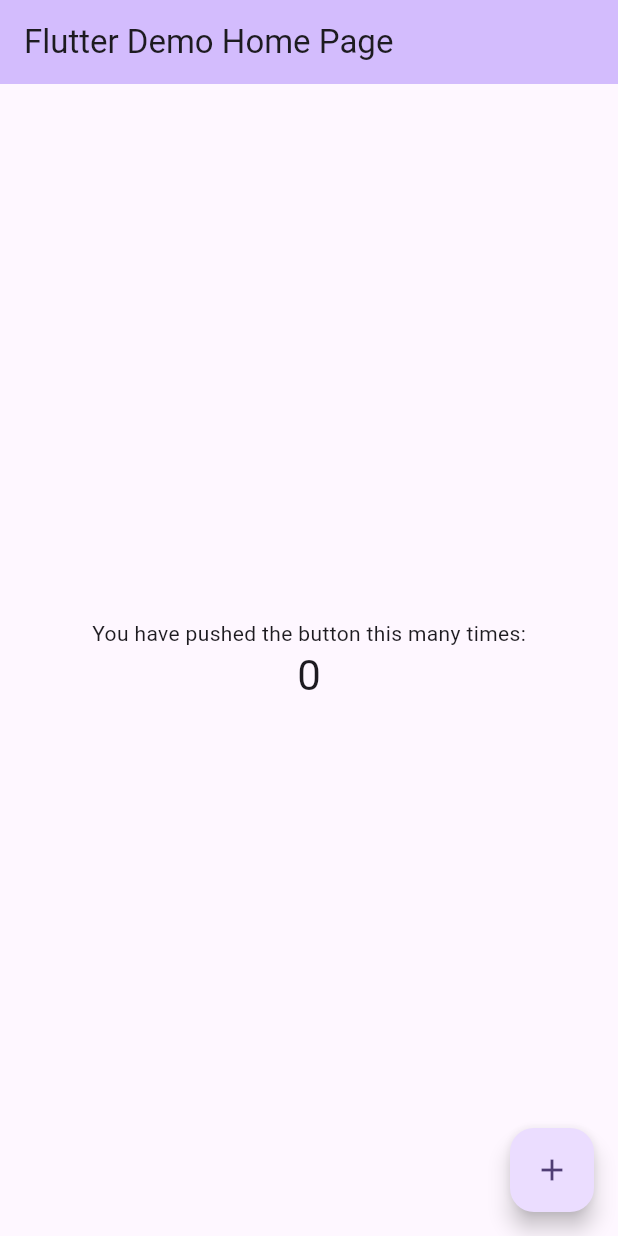
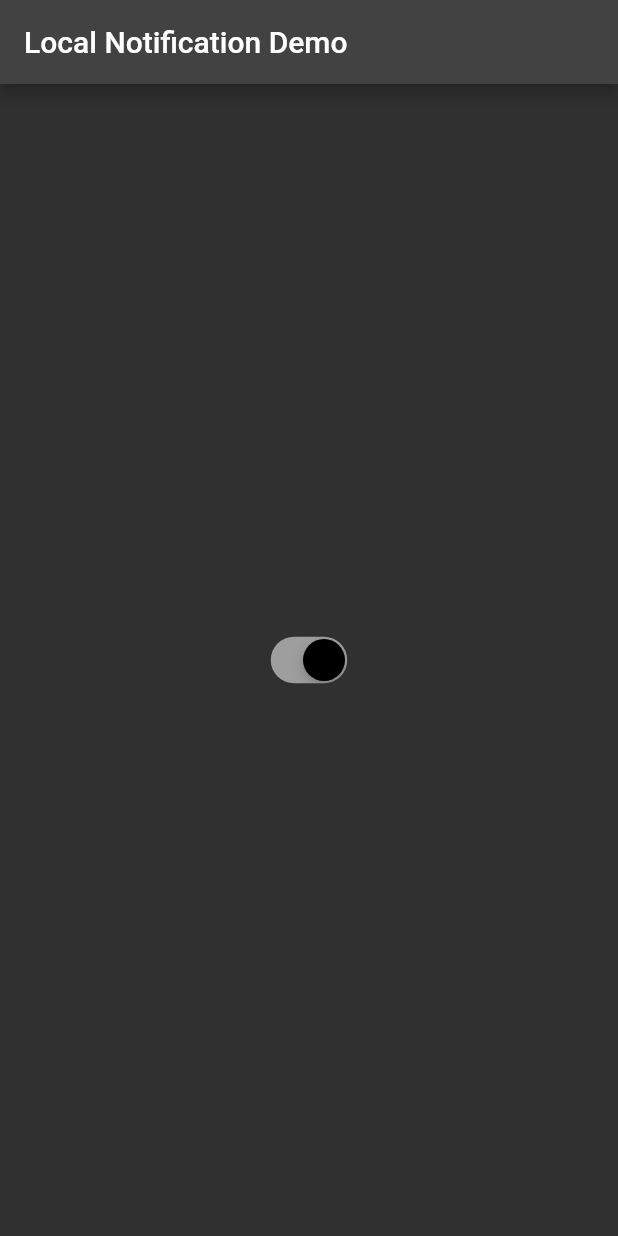
Before and after one commit to mdalireza021/flutter_local_notification_demo, a Flutter app: the screen it shows after launch, on a phone screen of 412 x 824 dp. Run offline on Flutter 3.47's test engine with Material 3 defaults, Android fonts, the phone set to English and light mode, and no system bars; our stand-ins replace get.

Commit message:
integrated theme switching logic

```diff
--- a/lib/main.dart
+++ b/lib/main.dart
@@ -1,125 +1,70 @@
+import 'package:flutter/cupertino.dart';
 import 'package:flutter/material.dart';
+import 'package:flutter_local_notification_demo/theme_mode_controller.dart';
+import 'package:get/get.dart';
 
-void main() {
+void main() async{
+  WidgetsFlutterBinding.ensureInitialized();
   runApp(const MyApp());
 }
 
 class MyApp extends StatelessWidget {
   const MyApp({super.key});
-
-  // This widget is the root of your application.
   @override
   Widget build(BuildContext context) {
-    return MaterialApp(
-      title: 'Flutter Demo',
-      theme: ThemeData(
-        // This is the theme of your application.
-        //
-        // TRY THIS: Try running your application with "flutter run". You'll see
-        // the application has a blue toolbar. Then, without quitting the app,
-        // try changing the seedColor in the colorScheme below to Colors.green
-        // and then invoke "hot reload" (save your changes or press the "hot
-        // reload" button in a Flutter-supported IDE, or press "r" if you used
-        // the command line to start the app).
-        //
-        // Notice that the counter didn't reset back to zero; the application
-        // state is not lost during the reload. To reset the state, use hot
-        // restart instead.
-        //
-        // This works for code too, not just values: Most code changes can be
-        // tested with just a hot reload.
-        colorScheme: ColorScheme.fromSeed(seedColor: Colors.deepPurple),
-        useMaterial3: true,
+    ThemeModeController themeModeController = Get.put<ThemeModeController>(ThemeModeController());
+    return Obx(()=>
+      GetMaterialApp(
+        debugShowCheckedModeBanner: false,
+        title: 'Notification',
+        theme: ThemeData.light(useMaterial3: false),
+        darkTheme: ThemeData.dark(useMaterial3: false),
+
+        themeMode: themeModeController.rxIsDarkMode.value ? ThemeMode.light : ThemeMode.dark,
+        home: const MyHomePage(),
       ),
-      home: const MyHomePage(title: 'Flutter Demo Home Page'),
     );
   }
 }
 
 class MyHomePage extends StatefulWidget {
-  const MyHomePage({super.key, required this.title});
-
-  // This widget is the home page of your application. It is stateful, meaning
-  // that it has a State object (defined below) that contains fields that affect
-  // how it looks.
-
-  // This class is the configuration for the state. It holds the values (in this
-  // case the title) provided by the parent (in this case the App widget) and
-  // used by the build method of the State. Fields in a Widget subclass are
-  // always marked "final".
-
-  final String title;
+  const MyHomePage({super.key});
 
   @override
   State<MyHomePage> createState() => _MyHomePageState();
 }
 
 class _MyHomePageState extends State<MyHomePage> {
-  int _counter = 0;
-
-  void _incrementCounter() {
-    setState(() {
-      // This call to setState tells the Flutter framework that something has
-      // changed in this State, which causes it to rerun the build method below
-      // so that the display can reflect the updated values. If we changed
-      // _counter without calling setState(), then the build method would not be
-      // called again, and so nothing would appear to happen.
-      _counter++;
-    });
-  }
+   final ThemeModeController _controller = Get.find<ThemeModeController>();
 
   @override
+  void initState() {
+    super.initState();
+  }
+  @override
+  void dispose() {
+    _controller.dispose();
+    super.dispose();
+  }
+  @override
   Widget build(BuildContext context) {
-    // This method is rerun every time setState is called, for instance as done
-    // by the _incrementCounter method above.
-    //
-    // The Flutter framework has been optimized to make rerunning build methods
-    // fast, so that you can just rebuild anything that needs updating rather
-    // than having to individually change instances of widgets.
     return Scaffold(
       appBar: AppBar(
-        // TRY THIS: Try changing the color here to a specific color (to
-        // Colors.amber, perhaps?) and trigger a hot reload to see the AppBar
-        // change color while the other colors stay the same.
-        backgroundColor: Theme.of(context).colorScheme.inversePrimary,
-        // Here we take the value from the MyHomePage object that was created by
-        // the App.build method, and use it to set our appbar title.
-        title: Text(widget.title),
+        title: const Text('Local Notification Demo'),
       ),
-      body: Center(
-        // Center is a layout widget. It takes a single child and positions it
-        // in the middle of the parent.
-        child: Column(
-          // Column is also a layout widget. It takes a list of children and
-          // arranges them vertically. By default, it sizes itself to fit its
-          // children horizontally, and tries to be as tall as its parent.
-          //
-          // Column has various properties to control how it sizes itself and
-          // how it positions its children. Here we use mainAxisAlignment to
-          // center the children vertically; the main axis here is the vertical
-          // axis because Columns are vertical (the cross axis would be
-          // horizontal).
-          //
-          // TRY THIS: Invoke "debug painting" (choose the "Toggle Debug Paint"
-          // action in the IDE, or press "p" in the console), to see the
-          // wireframe for each widget.
-          mainAxisAlignment: MainAxisAlignment.center,
-          children: <Widget>[
-            const Text(
-              'You have pushed the button this many times:',
+      body: Obx(()=> Column(
+        mainAxisAlignment: MainAxisAlignment.center,
+        children: [
+          Center(
+            child: CupertinoSwitch(
+              activeColor: Colors.grey,
+              thumbColor:  _controller.rxIsDarkMode.value ? Colors.white : Colors.black,
+              trackColor: Colors.black12,
+              value: !_controller.rxIsDarkMode.value,
+              onChanged: (value) => _controller.toggleThemeMode()),
             ),
-            Text(
-              '$_counter',
-              style: Theme.of(context).textTheme.headlineMedium,
-            ),
-          ],
-        ),
-      ),
-      floatingActionButton: FloatingActionButton(
-        onPressed: _incrementCounter,
-        tooltip: 'Increment',
-        child: const Icon(Icons.add),
-      ), // This trailing comma makes auto-formatting nicer for build methods.
+        ],
+      ),),
     );
   }
 }
```
